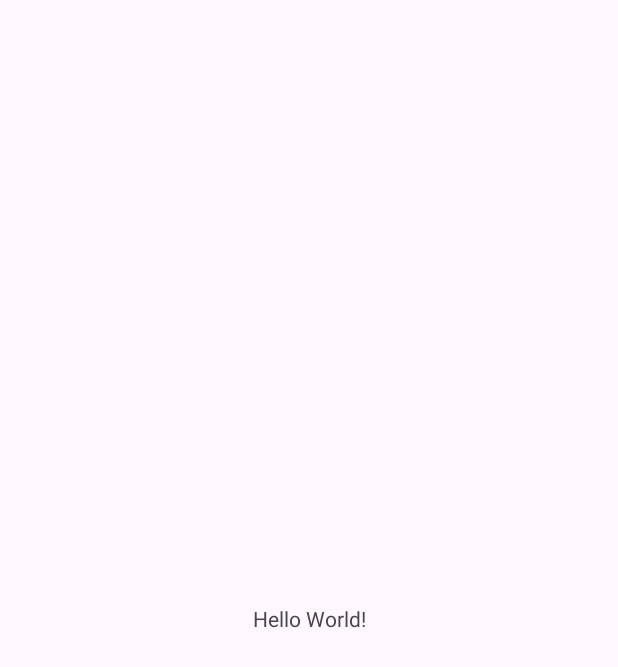
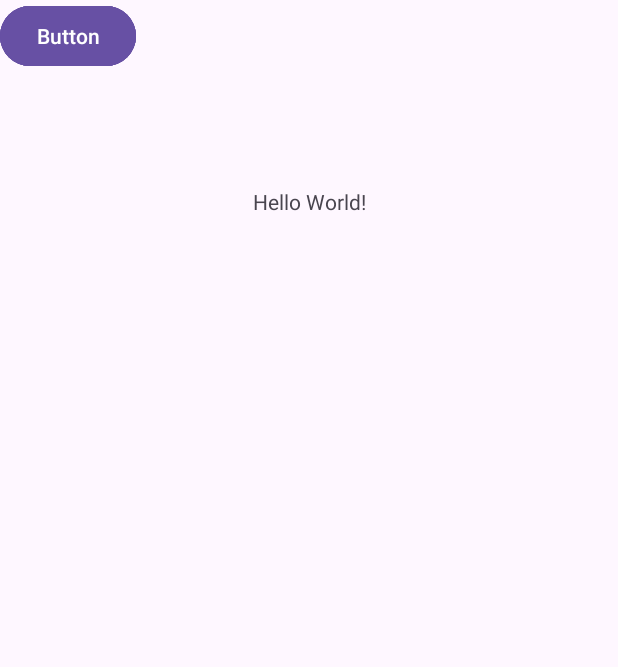
Before and after one commit to Bypus/PetitLingo, an Android app: the screen it shows after launch (MainActivity), on a phone screen of 412 x 824 dp. Before the commit the part shown is almost empty. Shown: the top 667 px of the screen. Run offline under Robolectric (Android 15) with nearby library versions, the phone set to English and light mode, and no system bars.

Commit message:
Ajout de 4 boutons

```diff
--- a/app/build.gradle.kts
+++ b/app/build.gradle.kts
@@ -34,7 +34,7 @@
 dependencies {
 
     implementation("androidx.appcompat:appcompat:1.6.1")
-    implementation("com.google.android.material:material:1.10.0")
+    implementation("com.google.android.material:material:1.8.0")
     implementation("androidx.constraintlayout:constraintlayout:2.1.4")
     testImplementation("junit:junit:4.13.2")
     androidTestImplementation("androidx.test.ext:junit:1.1.5")
--- a/app/src/main/java/com/example/petitlingo/MainActivity.java
+++ b/app/src/main/java/com/example/petitlingo/MainActivity.java
@@ -10,5 +10,6 @@
     protected void onCreate(Bundle savedInstanceState) {
         super.onCreate(savedInstanceState);
         setContentView(R.layout.activity_main);
+
     }
 }
--- a/app/src/main/res/layout/activity_main.xml
+++ b/app/src/main/res/layout/activity_main.xml
@@ -13,6 +13,39 @@
         app:layout_constraintBottom_toBottomOf="parent"
         app:layout_constraintEnd_toEndOf="parent"
         app:layout_constraintStart_toStartOf="parent"
-        app:layout_constraintTop_toTopOf="parent" />
+        app:layout_constraintTop_toTopOf="parent"
+        app:layout_constraintVertical_bias="0.155" />
+
+    <Button
+        android:id="@+id/button"
+        android:layout_width="wrap_content"
+        android:layout_height="wrap_content"
+        android:text="Button"
+        tools:layout_editor_absoluteX="77dp"
+        tools:layout_editor_absoluteY="228dp" />
+
+    <Button
+        android:id="@+id/button2"
+        android:layout_width="wrap_content"
+        android:layout_height="wrap_content"
+        android:text="Button"
+        tools:layout_editor_absoluteX="245dp"
+        tools:layout_editor_absoluteY="228dp" />
+
+    <Button
+        android:id="@+id/button3"
+        android:layout_width="wrap_content"
+        android:layout_height="wrap_content"
+        android:text="Button"
+        tools:layout_editor_absoluteX="245dp"
+        tools:layout_editor_absoluteY="478dp" />
+
+    <Button
+        android:id="@+id/button4"
+        android:layout_width="wrap_content"
+        android:layout_height="wrap_content"
+        android:text="Button"
+        tools:layout_editor_absoluteX="77dp"
+        tools:layout_editor_absoluteY="478dp" />
 
 </androidx.constraintlayout.widget.ConstraintLayout>
```
